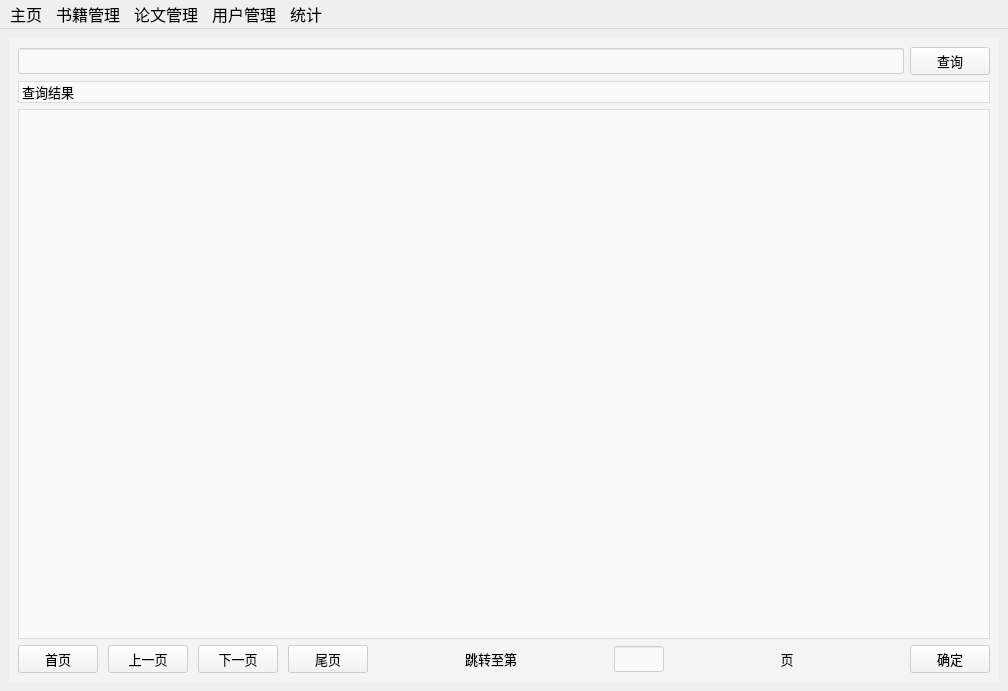
First picture: the form in admin/frontend/mainWin.ui, repository sophiefy/WHU-MMS, before the edit.
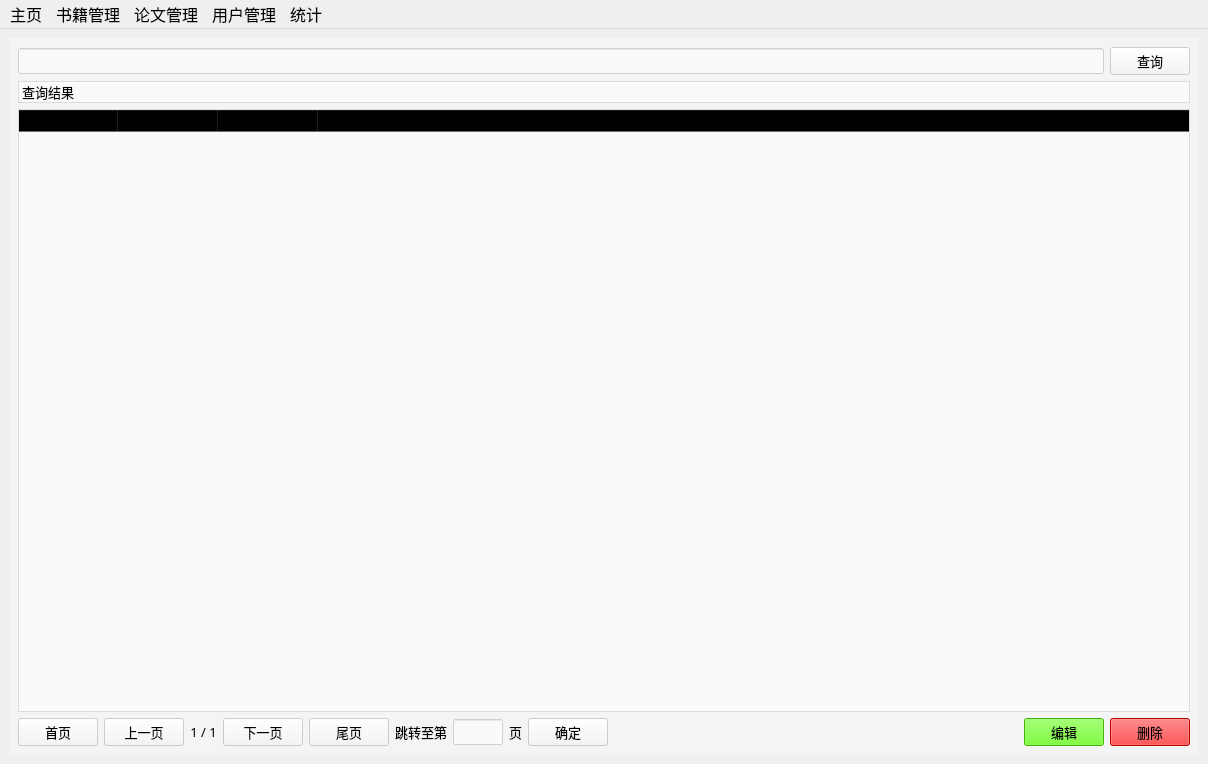
Second picture: the form after the edit. The open tabs and pages were chosen to show the change. Icons and pictures are not drawn.

```diff
--- a/admin/frontend/mainWin.ui
+++ b/admin/frontend/mainWin.ui
@@ -6,8 +6,8 @@
    <rect>
     <x>0</x>
     <y>0</y>
-    <width>1008</width>
-    <height>691</height>
+    <width>1208</width>
+    <height>764</height>
    </rect>
   </property>
   <property name="font">
@@ -1310,13 +1310,33 @@
           <property name="styleSheet">
            <string notr="true">background-color: rgba(255, 255, 255, 150);</string>
           </property>
+          <attribute name="horizontalHeaderStretchLastSection">
+           <bool>true</bool>
+          </attribute>
+          <column>
+           <property name="text">
+            <string>用户名</string>
+           </property>
+          </column>
+          <column>
+           <property name="text">
+            <string>密码</string>
+           </property>
+          </column>
+          <column>
+           <property name="text">
+            <string>电话</string>
+           </property>
+          </column>
+          <column>
+           <property name="text">
+            <string>读者号</string>
+           </property>
+          </column>
          </widget>
         </item>
         <item>
          <layout class="QHBoxLayout" name="horizontalLayout_8">
-          <property name="spacing">
-           <number>10</number>
-          </property>
           <item>
            <widget class="QPushButton" name="userFirstBtn">
             <property name="font">
@@ -1343,6 +1363,31 @@
             </property>
            </widget>
           </item>
+          <item>
+           <widget class="QLabel" name="userPage">
+            <property name="font">
+             <font>
+              <family>微软雅黑</family>
+              <pointsize>10</pointsize>
+             </font>
+            </property>
+            <property name="styleSheet">
+             <string notr="true">background-color: rgba(255, 255, 255, 0);</string>
+            </property>
+            <property name="frameShape">
+             <enum>QFrame::NoFrame</enum>
+            </property>
+            <property name="frameShadow">
+             <enum>QFrame::Plain</enum>
+            </property>
+            <property name="text">
+             <string>1 / 1</string>
+            </property>
+            <property name="alignment">
+             <set>Qt::AlignCenter</set>
+            </property>
+           </widget>
+          </item>
           <item>
            <widget class="QPushButton" name="userNextBtn">
             <property name="font">
@@ -1370,9 +1415,7 @@
            </widget>
           </item>
           <item>
-           <layout class="QHBoxLayout" name="horizontalLayout_9">
-            <item>
-             <widget class="QLabel" name="label_20">
+           <widget class="QLabel" name="label_29">
               <property name="font">
                <font>
                 <family>微软雅黑</family>
@@ -1397,7 +1440,7 @@
              </widget>
             </item>
             <item>
-             <widget class="QLineEdit" name="paperJumpEdit_3">
+           <widget class="QLineEdit" name="userJumpEdit">
               <property name="maximumSize">
                <size>
                 <width>50</width>
@@ -1416,7 +1459,7 @@
              </widget>
             </item>
             <item>
-             <widget class="QLabel" name="label_25">
+           <widget class="QLabel" name="label_30">
               <property name="font">
                <font>
                 <family>微软雅黑</family>
@@ -1440,8 +1483,6 @@
               </property>
              </widget>
             </item>
-           </layout>
-          </item>
           <item>
            <widget class="QPushButton" name="userConfirmBtn">
             <property name="font">
@@ -1455,6 +1496,51 @@
             </property>
            </widget>
           </item>
+          <item>
+           <spacer name="horizontalSpacer_5">
+            <property name="orientation">
+             <enum>Qt::Horizontal</enum>
+            </property>
+            <property name="sizeHint" stdset="0">
+             <size>
+              <width>40</width>
+              <height>20</height>
+             </size>
+            </property>
+           </spacer>
+          </item>
+          <item>
+           <widget class="QPushButton" name="userEditBtn">
+            <property name="font">
+             <font>
+              <family>微软雅黑</family>
+              <pointsize>10</pointsize>
+             </font>
+            </property>
+            <property name="styleSheet">
+             <string notr="true">background-color: rgb(85, 255, 0);</string>
+            </property>
+            <property name="text">
+             <string>编辑</string>
+            </property>
+           </widget>
+          </item>
+          <item>
+           <widget class="QPushButton" name="userDeleteBtn">
+            <property name="font">
+             <font>
+              <family>微软雅黑</family>
+              <pointsize>10</pointsize>
+             </font>
+            </property>
+            <property name="styleSheet">
+             <string notr="true">background-color: rgb(255, 0, 0);</string>
+            </property>
+            <property name="text">
+             <string>删除</string>
+            </property>
+           </widget>
+          </item>
          </layout>
         </item>
        </layout>
@@ -1468,7 +1554,7 @@
     <rect>
      <x>0</x>
      <y>0</y>
-     <width>1008</width>
+     <width>1208</width>
      <height>33</height>
     </rect>
    </property>
```
Left out of the diff: 328 changed lines with no effect on the pictures. Lines whose indentation alone changed are shown as unchanged.
